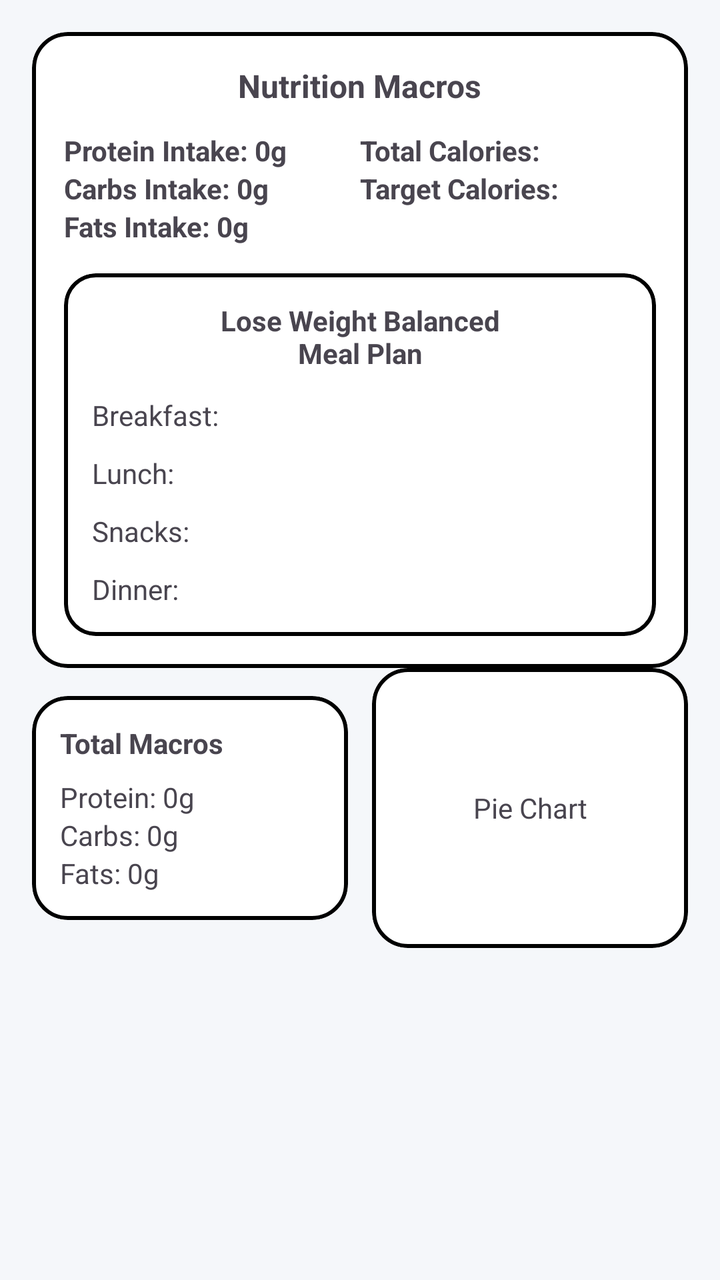
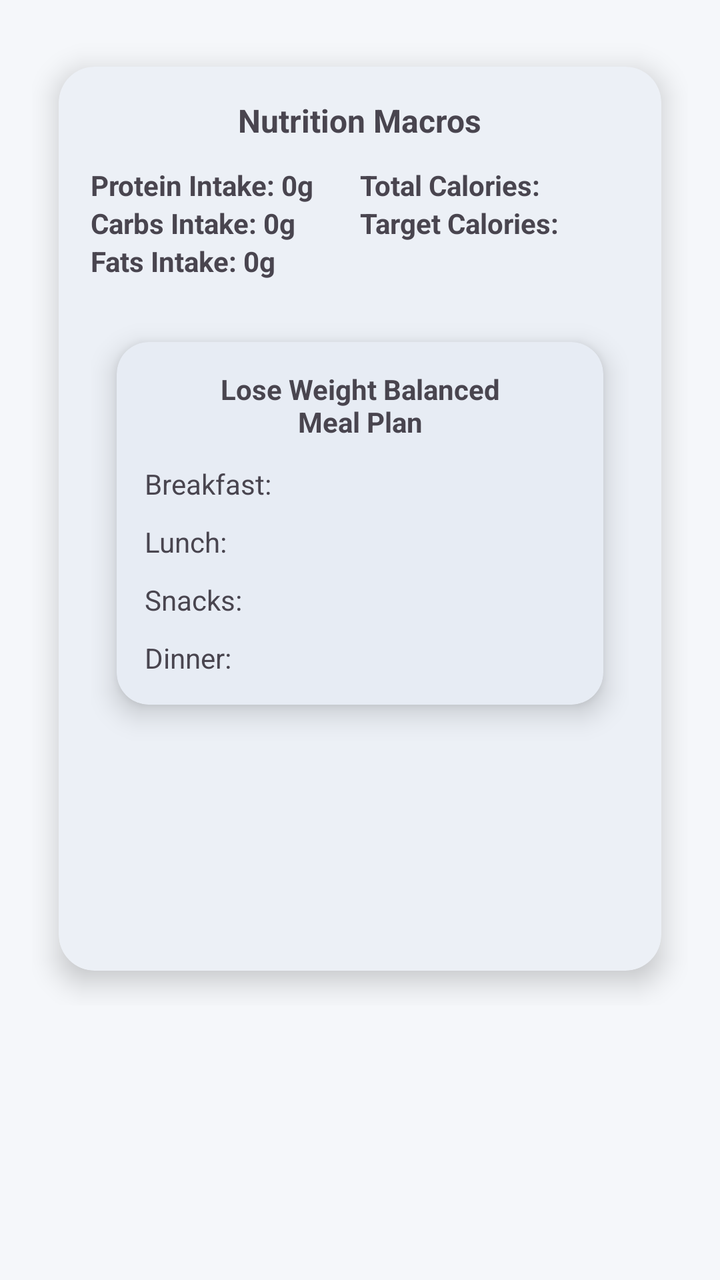

Screens rendered from an Android XML layout before and after an edit, with the pre-edit source and the edit as a unified diff.
<!-- AndroidManifest.xml: application theme Theme.FlexiFitApp -->
<!-- res/layout/fragment_macrosff.xml -->
<?xml version="1.0" encoding="utf-8"?>
<androidx.core.widget.NestedScrollView
    xmlns:android="http://schemas.android.com/apk/res/android"
    xmlns:app="http://schemas.android.com/apk/res-auto"
    android:layout_width="match_parent"
    android:layout_height="match_parent"
    android:padding="16dp">

    <androidx.constraintlayout.widget.ConstraintLayout
        android:layout_width="match_parent"
        android:layout_height="wrap_content">

        <com.google.android.material.card.MaterialCardView
            android:id="@+id/cardMacrosMain"
            android:layout_width="0dp"
            android:layout_height="wrap_content"
            app:cardCornerRadius="18dp"
            app:strokeWidth="2dp"
            app:strokeColor="@android:color/black"
            app:layout_constraintTop_toTopOf="parent"
            app:layout_constraintStart_toStartOf="parent"
            app:layout_constraintEnd_toEndOf="parent">

            <LinearLayout
                android:layout_width="match_parent"
                android:layout_height="wrap_content"
                android:padding="16dp"
                android:orientation="vertical">

                <TextView
                    android:layout_width="wrap_content"
                    android:layout_height="wrap_content"
                    android:text="Nutrition Macros"
                    android:textStyle="bold"
                    android:textSize="16sp"
                    android:layout_gravity="center_horizontal"/>

                <LinearLayout
                    android:layout_width="match_parent"
                    android:layout_height="wrap_content"
                    android:layout_marginTop="12dp"
                    android:orientation="horizontal">

                    <LinearLayout
                        android:layout_width="0dp"
                        android:layout_height="wrap_content"
                        android:layout_weight="1"
                        android:orientation="vertical">

                        <TextView android:layout_width="wrap_content" android:layout_height="wrap_content"
                            android:text="Protein Intake: 0g" android:textStyle="bold"/>
                        <TextView android:layout_width="wrap_content" android:layout_height="wrap_content"
                            android:text="Carbs Intake: 0g" android:textStyle="bold"/>
                        <TextView android:layout_width="wrap_content" android:layout_height="wrap_content"
                            android:text="Fats Intake: 0g" android:textStyle="bold"/>
                    </LinearLayout>

                    <LinearLayout
                        android:layout_width="0dp"
                        android:layout_height="wrap_content"
                        android:layout_weight="1"
                        android:orientation="vertical">

                        <TextView android:layout_width="wrap_content" android:layout_height="wrap_content"
                            android:text="Total Calories: " android:textStyle="bold"/>
                        <TextView android:layout_width="wrap_content" android:layout_height="wrap_content"
                            android:text="Target Calories: " android:textStyle="bold"/>
                    </LinearLayout>
                </LinearLayout>

                <com.google.android.material.card.MaterialCardView
                    android:layout_width="match_parent"
                    android:layout_height="wrap_content"
                    android:layout_marginTop="14dp"
                    app:cardCornerRadius="16dp"
                    app:strokeWidth="2dp"
                    app:strokeColor="@android:color/black">

                    <LinearLayout
                        android:layout_width="match_parent"
                        android:layout_height="wrap_content"
                        android:padding="14dp"
                        android:orientation="vertical">

                        <TextView
                            android:layout_width="match_parent"
                            android:layout_height="wrap_content"
                            android:text="Lose Weight Balanced&#10;Meal Plan"
                            android:textStyle="bold"
                            android:gravity="center"/>

                        <TextView
                            android:layout_width="wrap_content"
                            android:layout_height="wrap_content"
                            android:layout_marginTop="12dp"
                            android:text="Breakfast:"/>

                        <TextView
                            android:layout_width="wrap_content"
                            android:layout_height="wrap_content"
                            android:layout_marginTop="10dp"
                            android:text="Lunch:"/>

                        <TextView
                            android:layout_width="wrap_content"
                            android:layout_height="wrap_content"
                            android:layout_marginTop="10dp"
                            android:text="Snacks:"/>

                        <TextView
                            android:layout_width="wrap_content"
                            android:layout_height="wrap_content"
                            android:layout_marginTop="10dp"
                            android:text="Dinner:"/>
                    </LinearLayout>
                </com.google.android.material.card.MaterialCardView>

            </LinearLayout>
        </com.google.android.material.card.MaterialCardView>

        <com.google.android.material.card.MaterialCardView
            android:id="@+id/cardTotalMacros"
            android:layout_width="0dp"
            android:layout_height="wrap_content"
            android:layout_marginTop="14dp"
            app:cardCornerRadius="18dp"
            app:strokeWidth="2dp"
            app:strokeColor="@android:color/black"
            app:layout_constraintTop_toBottomOf="@+id/cardMacrosMain"
            app:layout_constraintStart_toStartOf="parent"
            app:layout_constraintEnd_toStartOf="@+id/cardPieHolder"
            android:layout_marginEnd="12dp">

            <LinearLayout
                android:layout_width="match_parent"
                android:layout_height="wrap_content"
                android:padding="14dp"
                android:orientation="vertical">

                <TextView
                    android:layout_width="wrap_content"
                    android:layout_height="wrap_content"
                    android:text="Total Macros"
                    android:textStyle="bold"/>

                <TextView android:layout_width="wrap_content" android:layout_height="wrap_content"
                    android:layout_marginTop="8dp"
                    android:text="Protein: 0g"/>
                <TextView android:layout_width="wrap_content" android:layout_height="wrap_content"
                    android:text="Carbs: 0g"/>
                <TextView android:layout_width="wrap_content" android:layout_height="wrap_content"
                    android:text="Fats: 0g"/>
            </LinearLayout>
        </com.google.android.material.card.MaterialCardView>

        
        <com.google.android.material.card.MaterialCardView
            android:id="@+id/cardPieHolder"
            android:layout_width="0dp"
            android:layout_height="140dp"
            app:cardCornerRadius="18dp"
            app:strokeWidth="2dp"
            app:strokeColor="@android:color/black"
            app:layout_constraintTop_toTopOf="@+id/cardTotalMacros"
            app:layout_constraintBottom_toBottomOf="@+id/cardTotalMacros"
            app:layout_constraintStart_toEndOf="@+id/cardTotalMacros"
            app:layout_constraintEnd_toEndOf="parent">

            <TextView
                android:layout_width="match_parent"
                android:layout_height="match_parent"
                android:gravity="center"
                android:text="Pie Chart"/>
        </com.google.android.material.card.MaterialCardView>

    </androidx.constraintlayout.widget.ConstraintLayout>
</androidx.core.widget.NestedScrollView>
<!-- resources referenced by this layout -->
<resources>
  <style name="Theme.FlexiFitApp" parent="Base.Theme.FlexiFitApp">
          
          <item name="navigationViewStyle">@style/Widget.FlexiFit.NavigationView</item>
      </style>
  <style name="Base.Theme.FlexiFitApp" parent="Theme.Material3.Light.NoActionBar">
  
          
          <item name="colorPrimary">#6082B6 </item>
          <item name="colorPrimaryContainer">#6082B6</item>
          <item name="colorSecondary">#6093b6</item>
          <item name="colorSecondaryContainer">#6093b6</item>
  
          
          <item name="android:colorBackground">#F5F7FA</item>
          <item name="colorSurface">#FFFFFF</item>
  
          
          <item name="colorOnPrimary">#FFFFFF</item>
          <item name="colorOnSecondary">#FFFFFF</item>
          <item name="colorOnSurface">#1A1A1A</item>
  
          
          <item name="android:statusBarColor" tools:targetApi="l">#6082B6</item>
  
          
          <item name="android:navigationBarColor" tools:targetApi="l">#6082B6</item>
  
      </style>
  <style name="Widget.FlexiFit.NavigationView" parent="Widget.Material3.NavigationView">
          
          <item name="android:background">@color/drawer_bg</item>
  
          
          <item name="itemTextColor">@color/nav_item_text_color</item>
          <item name="itemIconTint">@color/nav_item_icon_tint</item>
  
          
          <item name="itemBackground">@drawable/nav_item_background</item>
      </style>
  <color name="drawer_bg">#FFFFFF</color>
  <!-- drawable nav_item_background (drawable) -->
  <?xml version="1.0" encoding="utf-8"?>
  <selector xmlns:android="http://schemas.android.com/apk/res/android">
      
      <item android:state_checked="true" android:drawable="@drawable/nav_item_bg_selected" />
      
      <item android:drawable="@android:color/transparent" />
  </selector>
  <!-- drawable nav_item_bg_selected (drawable) -->
  <?xml version="1.0" encoding="utf-8"?>
  <shape xmlns:android="http://schemas.android.com/apk/res/android"
      android:shape="rectangle">
  
      <solid android:color="@color/nav_item_active_bg" />
  
      
      <corners android:radius="24dp" />
  
  </shape>
  <color name="nav_item_active_bg">@color/colorPrimary</color>
  <color name="colorPrimary">#6082B6</color>
</resources>

<!-- the commit's change to res/layout/fragment_macrosff.xml (unified diff, before → after) -->
@@ -15,8 +15,9 @@
             android:layout_width="0dp"
             android:layout_height="wrap_content"
             app:cardCornerRadius="18dp"
-            app:strokeWidth="2dp"
-            app:strokeColor="@android:color/black"
+            app:strokeWidth="0dp"
+            app:cardElevation="8dp"
+            app:cardUseCompatPadding="true"
             app:layout_constraintTop_toTopOf="parent"
             app:layout_constraintStart_toStartOf="parent"
             app:layout_constraintEnd_toEndOf="parent">
@@ -73,7 +74,10 @@
                     android:layout_height="wrap_content"
                     android:layout_marginTop="14dp"
                     app:cardCornerRadius="16dp"
-                    app:strokeWidth="2dp"
+                    app:cardElevation="8dp"
+                    app:cardUseCompatPadding="true"
+                    android:layout_marginBottom="100dp"
+                    app:strokeWidth="0dp"
                     app:strokeColor="@android:color/black">
 
                     <LinearLayout
@@ -118,60 +122,5 @@
             </LinearLayout>
         </com.google.android.material.card.MaterialCardView>
 
-        <com.google.android.material.card.MaterialCardView
-            android:id="@+id/cardTotalMacros"
-            android:layout_width="0dp"
-            android:layout_height="wrap_content"
-            android:layout_marginTop="14dp"
-            app:cardCornerRadius="18dp"
-            app:strokeWidth="2dp"
-            app:strokeColor="@android:color/black"
-            app:layout_constraintTop_toBottomOf="@+id/cardMacrosMain"
-            app:layout_constraintStart_toStartOf="parent"
-            app:layout_constraintEnd_toStartOf="@+id/cardPieHolder"
-            android:layout_marginEnd="12dp">
-
-            <LinearLayout
-                android:layout_width="match_parent"
-                android:layout_height="wrap_content"
-                android:padding="14dp"
-                android:orientation="vertical">
-
-                <TextView
-                    android:layout_width="wrap_content"
-                    android:layout_height="wrap_content"
-                    android:text="Total Macros"
-                    android:textStyle="bold"/>
-
-                <TextView android:layout_width="wrap_content" android:layout_height="wrap_content"
-                    android:layout_marginTop="8dp"
-                    android:text="Protein: 0g"/>
-                <TextView android:layout_width="wrap_content" android:layout_height="wrap_content"
-                    android:text="Carbs: 0g"/>
-                <TextView android:layout_width="wrap_content" android:layout_height="wrap_content"
-                    android:text="Fats: 0g"/>
-            </LinearLayout>
-        </com.google.android.material.card.MaterialCardView>
-
-        
-        <com.google.android.material.card.MaterialCardView
-            android:id="@+id/cardPieHolder"
-            android:layout_width="0dp"
-            android:layout_height="140dp"
-            app:cardCornerRadius="18dp"
-            app:strokeWidth="2dp"
-            app:strokeColor="@android:color/black"
-            app:layout_constraintTop_toTopOf="@+id/cardTotalMacros"
-            app:layout_constraintBottom_toBottomOf="@+id/cardTotalMacros"
-            app:layout_constraintStart_toEndOf="@+id/cardTotalMacros"
-            app:layout_constraintEnd_toEndOf="parent">
-
-            <TextView
-                android:layout_width="match_parent"
-                android:layout_height="match_parent"
-                android:gravity="center"
-                android:text="Pie Chart"/>
-        </com.google.android.material.card.MaterialCardView>
-
     </androidx.constraintlayout.widget.ConstraintLayout>
 </androidx.core.widget.NestedScrollView>
